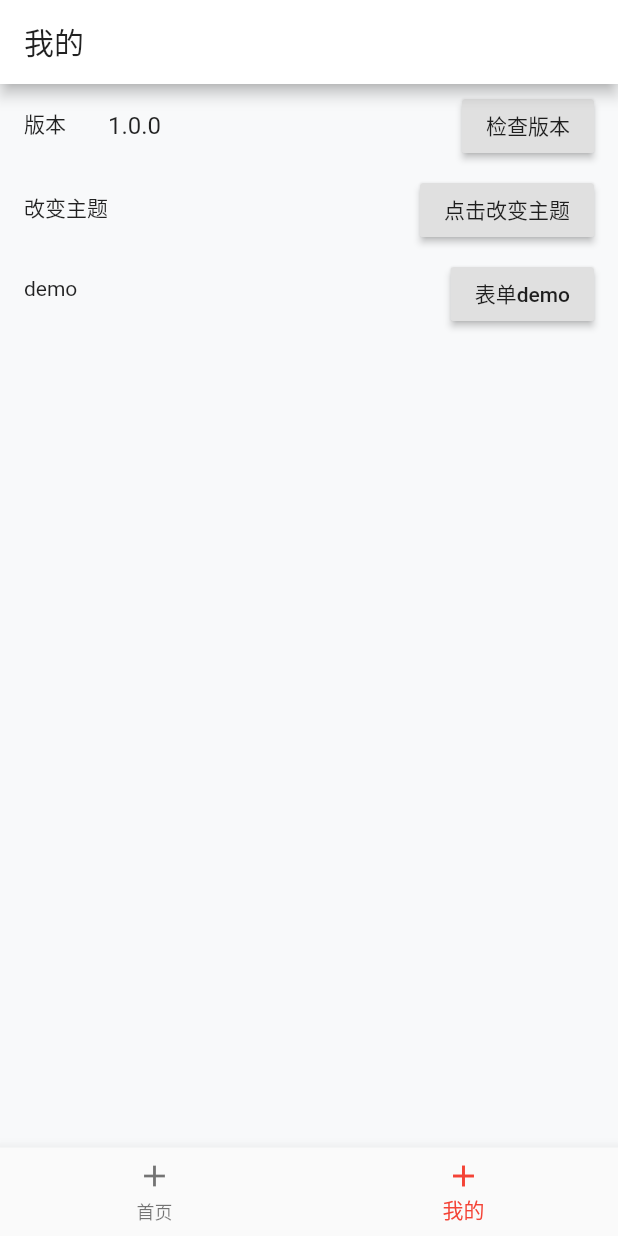
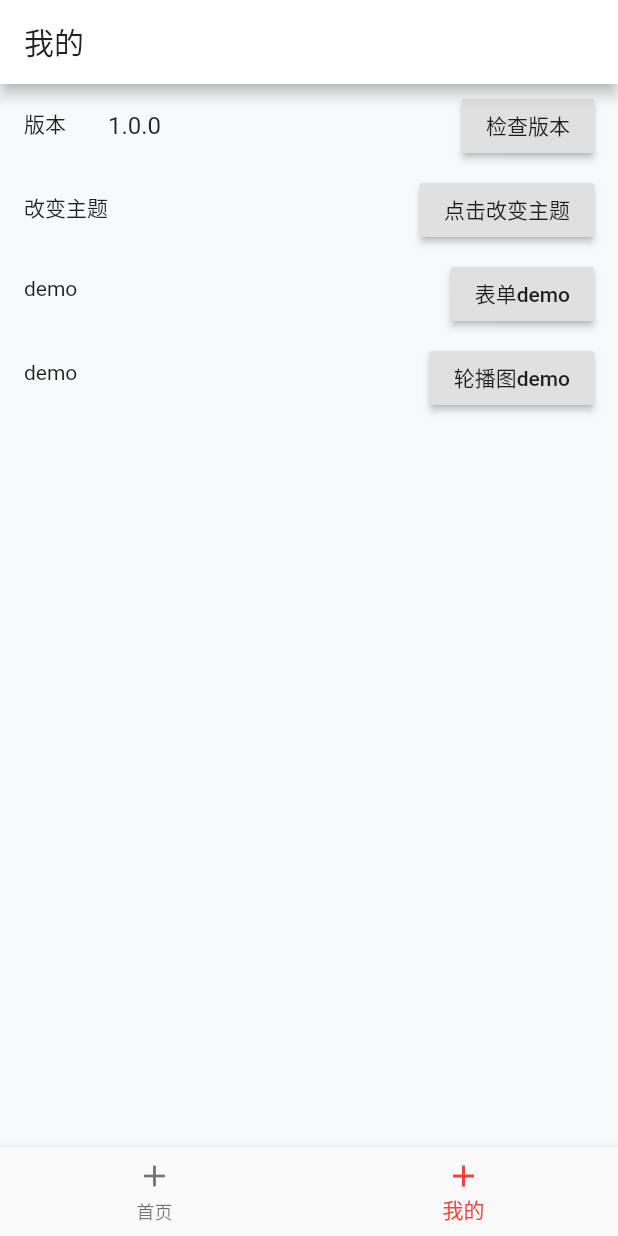
Before and after one commit to EightDoor/flutter-base, a Flutter app: the screen it shows after launch, swiped to page 2, on a phone screen of 412 x 824 dp. Run offline on Flutter 3.47's test engine with Material 2 defaults, Android fonts, the phone set to English and light mode, and no system bars; our stand-ins replace cached_network_image, dio, flutter_easyloading, flutter_easyrefresh, flutter_screenutil, flutter_spinkit and 7 more; missing offline and left inert: flustars, flutter_pickers, r_upgrade, sp_util.

Commit message:
feat: 轮播图

```diff
--- a/lib/pages/my/my_setting_version.dart
+++ b/lib/pages/my/my_setting_version.dart
@@ -63,7 +63,16 @@ class _MySettingVersionState extends State<MySettingVersion> {
                 NavigatorUtil.jump(name: DemoRoute.form);
               },
             ),
-          )
+          ),
+          ListTile(
+            leading: Text("demo"),
+            trailing: RaisedButton(
+              child: Text("轮播图demo"),
+              onPressed: () {
+                NavigatorUtil.jump(name: DemoRoute.swiper);
+              },
+            ),
+          ),
         ],
       ),
     );
--- a/lib/routes/demo/demo.dart
+++ b/lib/routes/demo/demo.dart
@@ -1,12 +1,15 @@
 import 'package:flutterbbase/pages/demo/demo_form.dart';
+import 'package:flutterbbase/pages/demo/demo_swiper.dart';
 import 'package:get/get.dart';
 
 class DemoRoute {
   static final String form = '/form';
+  static final String swiper = '/swiper';
   static final List<GetPage> list = [
     GetPage(
       name: form,
       page: () => DemoForm(),
     ),
+    GetPage(name: swiper, page: ()=> SwiperDemo(),),
   ];
 }
--- a/pubspec.yaml
+++ b/pubspec.yaml
@@ -56,6 +56,8 @@ dependencies:
   video_player: ^2.1.1
   # 下拉框选择
   flutter_pickers: ^2.0.1
+  # 轮播图
+  flutter_swiper_null_safety: ^1.0.1
 
 
 dev_dependencies:
```
Also changed, not shown: lib/pages/demo/demo_swiper.dart (added, +29 -0 lines), pubspec.lock.
